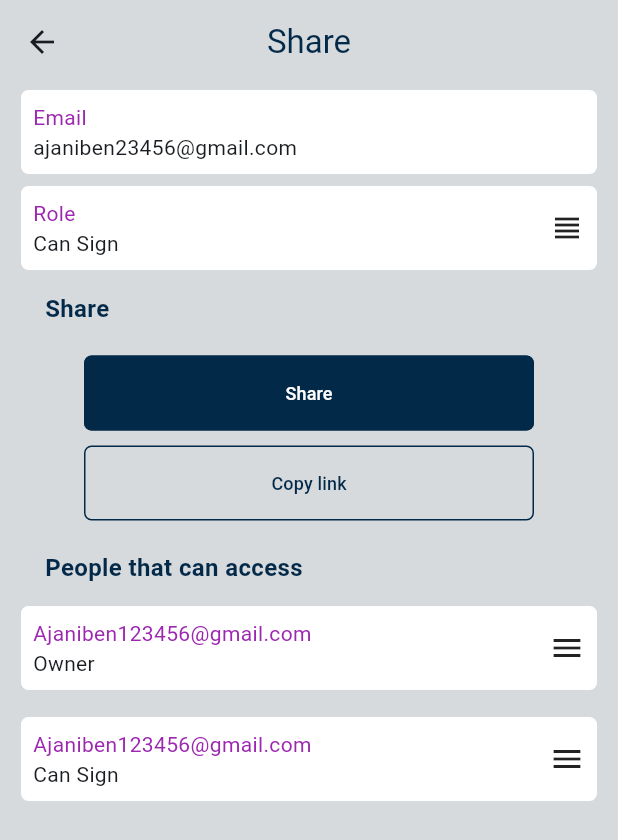
After one commit to AdefemiAdeyanju/TekNoteApp, a Flutter app: the CreateDoc screen opened directly, after a tap on the "share" icon, on a phone screen of 412 x 824 dp. The commit adds this screen. Shown: the top 840 px of the screen. Run offline on Flutter 3.47's test engine with Material 3 defaults, Android fonts, the phone set to English and light mode, and no system bars.

Commit message:
changes made

```diff
--- /dev/null
+++ b/lib/pages/create_document.dart
@@ -0,0 +1,133 @@
+import 'package:flutter/material.dart';
+import 'package:teknote/pages/share_page.dart';
+
+class CreateDoc extends StatelessWidget {
+  const CreateDoc({super.key});
+
+  @override
+  Widget build(BuildContext context) {
+    return Scaffold(
+      appBar: AppBar(
+        title: const Text(
+          'Documents Name',
+          style: TextStyle(fontSize: 13),
+        ),
+        actions: [
+          IconButton(
+            onPressed: () {},
+            icon: const Icon(Icons.cloud_done),
+          ),
+          IconButton(
+            onPressed: () {
+              Navigator.push(
+                context,
+                MaterialPageRoute(
+                  builder: (context) => const SharePage(),
+                ),
+              );
+            },
+            icon: const Icon(Icons.share),
+          ),
+          IconButton(
+            onPressed: () {
+              _showBottomSheet(context);
+            },
+            icon: const Icon(Icons.more_vert_sharp),
+          ),
+        ],
+        backgroundColor: const Color.fromARGB(255, 215, 218, 221),
+      ),
+      backgroundColor: const Color.fromARGB(255, 215, 218, 221),
+      body: SafeArea(
+        child: Padding(
+          padding: const EdgeInsets.only(right: 15, bottom: 40),
+          child: Align(
+            alignment: Alignment.bottomRight,
+            child: FloatingActionButton(
+              onPressed: () {},
+              elevation: 0,
+              shape: RoundedRectangleBorder(
+                  borderRadius: BorderRadius.circular(5)),
+              backgroundColor: const Color.fromARGB(255, 3, 41, 73),
+              foregroundColor: Colors.white,
+              child: const Icon(Icons.edit_sharp),
+            ),
+          ),
+        ),
+      ),
+    );
+  }
+}
+
+void _showBottomSheet(BuildContext context) {
+  showModalBottomSheet(
+    context: context,
+    builder: (context) {
+      return Card(
+        elevation: 0,
+        child: SizedBox(
+          height: 250,
+          child: Column(
+            children: [
+              const ListTile(
+                leading: Icon(Icons.file_copy),
+                title: Text(
+                  'Marketing Department',
+                  style: TextStyle(
+                      color: Colors.blue,
+                      fontSize: 15,
+                      fontWeight: FontWeight.bold),
+                ),
+              ),
+              Padding(
+                padding: const EdgeInsets.only(left: 20),
+                child: Column(
+                    crossAxisAlignment: CrossAxisAlignment.stretch,
+                    children: [
+                      const SizedBox(
+                        height: 10,
+                      ),
+                      GestureDetector(
+                        onTap: () {},
+                        child: const Text(
+                          'E-Signing',
+                          style: TextStyle(color: Colors.blue),
+                        ),
+                      ),
+                      const SizedBox(
+                        height: 10,
+                      ),
+                      const Text(
+                        'E-Signing',
+                        style: TextStyle(color: Colors.blue),
+                      ),
+                      const SizedBox(
+                        height: 10,
+                      ),
+                      const Text(
+                        'E-Signing',
+                        style: TextStyle(color: Colors.blue),
+                      ),
+                      const SizedBox(
+                        height: 10,
+                      ),
+                      const Text(
+                        'E-Signing',
+                        style: TextStyle(color: Colors.blue),
+                      ),
+                      const SizedBox(
+                        height: 10,
+                      ),
+                      const Text(
+                        'E-Signing',
+                        style: TextStyle(color: Colors.blue),
+                      ),
+                    ]),
+              ),
+            ],
+          ),
+        ),
+      );
+    },
+  );
+}
--- /dev/null
+++ b/lib/pages/share_page.dart
@@ -0,0 +1,129 @@
+import 'package:flutter/material.dart';
+import 'package:teknote/utils/profile_page_card.dart';
+
+class SharePage extends StatelessWidget {
+  const SharePage({super.key});
+
+  @override
+  Widget build(BuildContext context) {
+    return Scaffold(
+      appBar: AppBar(
+        title: const Text(
+          'Share',
+          style: TextStyle(
+            color: Color.fromARGB(255, 3, 41, 73),
+          ),
+        ),
+        centerTitle: true,
+        backgroundColor: const Color.fromARGB(255, 215, 218, 221),
+      ),
+      backgroundColor: const Color.fromARGB(255, 215, 218, 221),
+      body: SafeArea(
+        child: ListView(
+          children: [
+            const ProfileCard(
+                text1: '',
+                text2: 'Email',
+                text3: 'ajaniben23456@gmail.com',
+                icon: null),
+            const ProfileCard(
+                text1: '',
+                text2: 'Role',
+                text3: 'Can Sign',
+                icon: Icons.view_headline),
+            const SizedBox(
+              height: 10,
+            ),
+            const Padding(
+              padding: EdgeInsets.only(left: 30),
+              child: Text(
+                'Share',
+                style: TextStyle(
+                    fontWeight: FontWeight.bold,
+                    color: Color.fromARGB(255, 3, 41, 73),
+                    fontSize: 16),
+              ),
+            ),
+            const SizedBox(height: 20),
+
+
+            Center(
+              child: Column(
+                children: [
+                  ElevatedButton(
+                    onPressed: () {},
+                    style: ElevatedButton.styleFrom(
+                        elevation: 0,
+                        minimumSize: const Size(300, 50),
+                        foregroundColor: Colors.white,
+                        backgroundColor: const Color.fromARGB(255, 3, 41, 73),
+                        side: const BorderSide(
+                          color: Color.fromARGB(255, 3, 41, 73),
+                        ),
+                        shape: RoundedRectangleBorder(
+                            borderRadius: BorderRadius.circular(5))),
+                    child: const Text(
+                      'Share',
+                      style: TextStyle(fontSize: 12),
+                    ),
+                  ),
+                  const SizedBox(
+                    height: 10,
+                  ),
+                  ElevatedButton(
+                    onPressed: () {},
+                    style: ElevatedButton.styleFrom(
+                        elevation: 0,
+                        minimumSize: const Size(300, 50),
+                        foregroundColor: const Color.fromARGB(255, 3, 41, 73),
+                        backgroundColor: Colors.transparent,
+                        side: const BorderSide(
+                          color: Color.fromARGB(255, 3, 41, 73),
+                        ),
+                        shape: RoundedRectangleBorder(
+                            borderRadius: BorderRadius.circular(5))),
+                    child: const Text(
+                      'Copy link',
+                      style: TextStyle(fontSize: 12),
+                    ),
+                  ),
+                ],
+              ),
+            ),
+            const SizedBox(
+              height: 20,
+            ),
+            const Padding(
+              padding: EdgeInsets.only(left: 30),
+              child: Text(
+                'People that can access',
+                style: TextStyle(
+                    fontWeight: FontWeight.bold,
+                    color: Color.fromARGB(255, 3, 41, 73),
+                    fontSize: 16),
+              ),
+            ),
+            const SizedBox(
+              height: 10,
+            ),
+            const ProfileCard(
+              icon: Icons.menu,
+              text1: '',
+              text2: 'Ajaniben123456@gmail.com',
+              text3: 'Owner',
+            ),
+            const SizedBox(
+              height: 10,
+            ),
+            const ProfileCard(
+              icon: Icons.menu,
+              text1: '',
+              text2: 'Ajaniben123456@gmail.com',
+              text3: 'Can Sign',
+            )
+          ],
+        ),
+      ),
+    );
+  }
+}
```
Also changed, not shown: lib/pages/home_page.dart (+14 -11 lines), lib/utils/create_document.dart (deleted, +0 -24 lines), lib/model/bottom_sheet.dart (added).
